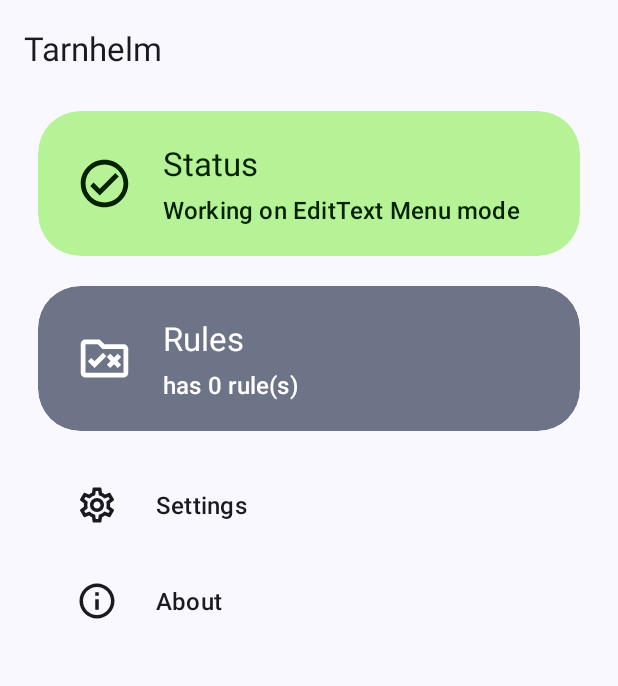
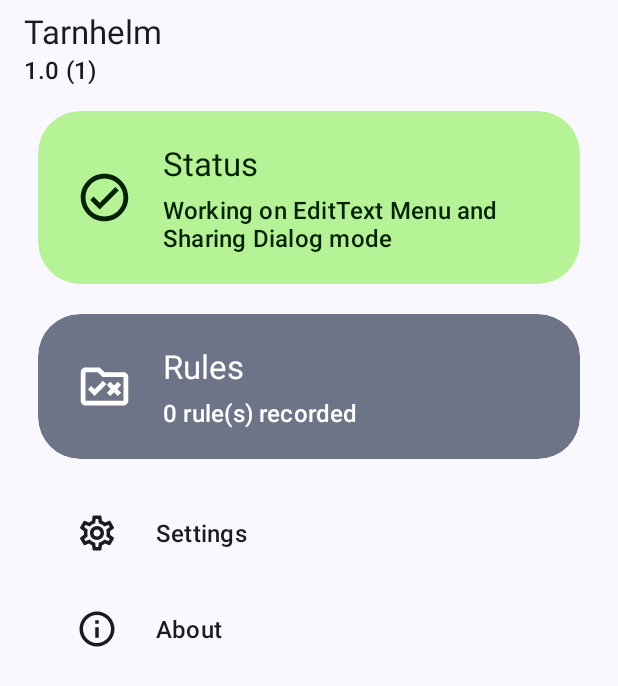
Before and after one commit to lz233/Tarnhelm, an Android app: the screen it shows after launch (MainActivity), on a phone screen of 412 x 824 dp. Shown: the top 686 px of the screen. Run offline under Robolectric (Android 15) with nearby library versions, the light colour scheme and no system bars; our stand-ins replace Room's generated code.

Commit message:
i18n feedback sharing dialog status on main acitivty

```diff
--- a/app/src/main/java/cn/ac/lz233/tarnhelm/App.kt
+++ b/app/src/main/java/cn/ac/lz233/tarnhelm/App.kt
@@ -26,7 +26,10 @@ class App : Application() {
         const val TAG = "Tarnhelm"
 
         @JvmStatic
-        fun isEditTextMenuActive(): Boolean = SettingsDao.workOnEditTextMenu
+        fun isEditTextMenuActive(): Boolean = SettingsDao.workModeEditTextMenu
+
+        @JvmStatic
+        fun isShareActive(): Boolean = SettingsDao.workModeShare
 
         @JvmStatic
         fun isXposedActive(): Boolean = false
--- a/app/src/main/java/cn/ac/lz233/tarnhelm/logic/dao/SettingsDao.kt
+++ b/app/src/main/java/cn/ac/lz233/tarnhelm/logic/dao/SettingsDao.kt
@@ -3,6 +3,9 @@ package cn.ac.lz233.tarnhelm.logic.dao
 import cn.ac.lz233.tarnhelm.App
 
 object SettingsDao {
-    val workOnEditTextMenu
-        get() = App.spSettings.getBoolean("workOnEditTextMenu", true)
+    val workModeEditTextMenu
+        get() = App.spSettings.getBoolean("workModeEditTextMenu", true)
+
+    val workModeShare
+        get() = App.spSettings.getBoolean("workModeShare", true)
 }
--- a/app/src/main/java/cn/ac/lz233/tarnhelm/ui/main/MainActivity.kt
+++ b/app/src/main/java/cn/ac/lz233/tarnhelm/ui/main/MainActivity.kt
@@ -11,6 +11,7 @@ import cn.ac.lz233.tarnhelm.databinding.DialogAboutBinding
 import cn.ac.lz233.tarnhelm.ui.BaseActivity
 import cn.ac.lz233.tarnhelm.ui.rules.RulesActivity
 import cn.ac.lz233.tarnhelm.ui.settings.SettingsActivity
+import cn.ac.lz233.tarnhelm.util.ktx.getString
 import cn.ac.lz233.tarnhelm.util.ktx.toHtml
 import cn.ac.lz233.tarnhelm.util.ktx.toString
 import com.google.android.material.dialog.MaterialAlertDialogBuilder
@@ -21,8 +22,9 @@ class MainActivity : BaseActivity() {
     private val binding by lazy { ActivityMainBinding.inflate(layoutInflater) }
     private val workModeList: List<String>
         get() = mutableListOf<String>().apply {
-            if (App.isEditTextMenuActive()) add("EditText Menu")
-            if (App.isXposedActive()) add("Xposed")
+            if (App.isEditTextMenuActive()) add(R.string.mainStatusWorkModeEditTextMenu.getString())
+            if (App.isShareActive()) add(R.string.mainStatusWorkModeShare.getString())
+            if (App.isXposedActive()) add(R.string.mainStatusWorkModeXposed.getString())
         }
 
     override fun onCreate(savedInstanceState: Bundle?) {
@@ -30,6 +32,7 @@ class MainActivity : BaseActivity() {
         setContentView(binding.root)
         setSupportActionBar(binding.toolbar)
 
+        binding.toolbar.subtitle = "${BuildConfig.VERSION_NAME} (${BuildConfig.VERSION_CODE})"
         binding.rulesCardView.setOnClickListener { RulesActivity.actionStart(this) }
         binding.settingsCardView.setOnClickListener { SettingsActivity.actionStart(this) }
         binding.aboutCardView.setOnClickListener {
@@ -52,9 +55,10 @@ class MainActivity : BaseActivity() {
             } else {
                 binding.statusErrorCardView.visibility = View.GONE
                 binding.statusPassCardView.visibility = View.VISIBLE
-                binding.statusPassSummaryTextView.text = "Working on ${workModeList.toString(" and ")} mode"
+                binding.statusPassSummaryTextView.text =
+                    getString(R.string.mainStatusPassSummary, workModeList.toString(R.string.mainStatusPunctuation.getString(), R.string.mainStatusPunctuationLast.getString()))
             }
-            binding.rulesSummaryTextView.text = "has ${App.ruleDao.getCount()} rule(s)"
+            binding.rulesSummaryTextView.text = getString(R.string.mainRulesSummary, App.ruleDao.getCount().toString())
         }
     }
 }
--- /dev/null
+++ b/app/src/main/java/cn/ac/lz233/tarnhelm/util/ktx/Int.kt
@@ -0,0 +1,5 @@
+package cn.ac.lz233.tarnhelm.util.ktx
+
+import cn.ac.lz233.tarnhelm.App
+
+fun Int.getString() = App.context.getString(this)
--- a/app/src/main/java/cn/ac/lz233/tarnhelm/util/ktx/List.kt
+++ b/app/src/main/java/cn/ac/lz233/tarnhelm/util/ktx/List.kt
@@ -7,3 +7,21 @@ fun List<String>.toString(insert: String) = StringBuilder().apply {
     }
     delete(lastIndex - insert.length + 1, lastIndex + 1)
 }.toString()
+
+fun List<String>.toString(insert: String, insertLast: String) = StringBuilder().apply {
+    for ((index, string) in this@toString.withIndex()) {
+        append(string)
+        if (index == this@toString.lastIndex - 1)
+            append(insertLast)
+        else if (index != this@toString.lastIndex)
+            append(insert)
+    }
+}.toString()
+
+fun List<String>.toString(insertList: List<String>) = StringBuilder().apply {
+    var insertListIndex = 0
+    this@toString.forEach {
+        append(it)
+        append(insertList.getOrNull(insertListIndex++))
+    }
+}.toString()
--- a/app/src/main/res/layout/activity_main.xml
+++ b/app/src/main/res/layout/activity_main.xml
@@ -62,7 +62,7 @@
                     android:layout_height="wrap_content"
                     android:layout_marginStart="20dp"
                     android:layout_toEndOf="@id/statusErrorIconView"
-                    android:text="Status"
+                    android:text="@string/mainStatusTitle"
                     android:textAppearance="@style/TextAppearance.Material3.TitleLarge"
                     android:textColor="@color/md_theme_onErrorContainer" />
 
@@ -73,7 +73,7 @@
                     android:layout_below="@id/statusErrorTitleTextView"
                     android:layout_alignStart="@id/statusErrorTitleTextView"
                     android:layout_marginTop="5dp"
-                    android:text="No work mode enabled"
+                    android:text="@string/mainStatusErrorSummary"
                     android:textAppearance="@style/TextAppearance.Material3.TitleMedium"
                     android:textColor="@color/md_theme_onErrorContainer" />
 
@@ -115,7 +115,7 @@
                     android:layout_height="wrap_content"
                     android:layout_marginStart="20dp"
                     android:layout_toEndOf="@id/statusPassIconView"
-                    android:text="Status"
+                    android:text="@string/mainStatusTitle"
                     android:textAppearance="@style/TextAppearance.Material3.TitleLarge"
                     android:textColor="@color/md_theme_onPassContainer" />
 
@@ -126,7 +126,6 @@
                     android:layout_below="@id/statusPassTitleTextView"
                     android:layout_alignStart="@id/statusPassTitleTextView"
                     android:layout_marginTop="5dp"
-                    android:text="test"
                     android:textAppearance="@style/TextAppearance.Material3.TitleMedium"
                     android:textColor="@color/md_theme_onPassContainer" />
 
@@ -168,7 +167,7 @@
                     android:layout_height="wrap_content"
                     android:layout_marginStart="20dp"
                     android:layout_toEndOf="@id/rulesIconView"
-                    android:text="Rules"
+                    android:text="@string/mainRulesTitle"
                     android:textAppearance="@style/TextAppearance.Material3.TitleLarge"
                     android:textColor="?attr/colorOnSecondaryContainer" />
 
@@ -179,7 +178,6 @@
                     android:layout_below="@id/rulesTitleTextView"
                     android:layout_alignStart="@id/rulesTitleTextView"
                     android:layout_marginTop="5dp"
-                    android:text="test"
                     android:textAppearance="@style/TextAppearance.Material3.TitleMedium"
                     android:textColor="?attr/colorOnSecondaryContainer" />
 
@@ -191,8 +189,8 @@
             style="?attr/materialCardViewFilledStyle"
             android:layout_width="match_parent"
             android:layout_height="wrap_content"
-            android:layout_marginStart="35dp"
-            android:layout_marginEnd="35dp"
+            android:layout_marginStart="25dp"
+            android:layout_marginEnd="25dp"
             android:layout_marginBottom="5dp"
             app:cardBackgroundColor="@android:color/transparent"
             app:cardCornerRadius="28dp"
@@ -202,7 +200,10 @@
                 android:layout_width="match_parent"
                 android:layout_height="wrap_content"
                 android:orientation="horizontal"
-                android:padding="15dp">
+                android:paddingStart="25dp"
+                android:paddingTop="15dp"
+                android:paddingEnd="25dp"
+                android:paddingBottom="15dp">
 
                 <View
                     android:layout_width="28dp"
@@ -216,7 +217,7 @@
                     android:layout_height="wrap_content"
                     android:layout_gravity="center_vertical"
                     android:layout_marginStart="25dp"
-                    android:text="Settings"
+                    android:text="@string/mainSettingsTitle"
                     android:textAppearance="@style/TextAppearance.Material3.TitleMedium"
                     android:textColor="?attr/colorOnSurface" />
             </LinearLayout>
@@ -227,8 +228,8 @@
             style="?attr/materialCardViewFilledStyle"
             android:layout_width="match_parent"
             android:layout_height="wrap_content"
-            android:layout_marginStart="35dp"
-            android:layout_marginEnd="35dp"
+            android:layout_marginStart="25dp"
+            android:layout_marginEnd="25dp"
             android:layout_marginBottom="5dp"
             app:cardBackgroundColor="@android:color/transparent"
             app:cardCornerRadius="28dp"
@@ -238,7 +239,10 @@
                 android:layout_width="match_parent"
                 android:layout_height="wrap_content"
                 android:orientation="horizontal"
-                android:padding="15dp">
+                android:paddingStart="25dp"
+                android:paddingTop="15dp"
+                android:paddingEnd="25dp"
+                android:paddingBottom="15dp">
 
                 <View
                     android:layout_width="28dp"
@@ -252,7 +256,7 @@
                     android:layout_height="wrap_content"
                     android:layout_gravity="center_vertical"
                     android:layout_marginStart="25dp"
-                    android:text="About"
+                    android:text="@string/mainAboutTitle"
                     android:textAppearance="@style/TextAppearance.Material3.TitleMedium"
                     android:textColor="?attr/colorOnSurface" />
             </LinearLayout>
--- a/app/src/main/res/layout/activity_rules.xml
+++ b/app/src/main/res/layout/activity_rules.xml
@@ -17,7 +17,7 @@
             android:id="@+id/toolbar"
             android:layout_width="match_parent"
             android:layout_height="?attr/actionBarSize"
-            app:title="Rules" />
+            app:title="@string/rulesTitle" />
 
     </com.google.android.material.appbar.AppBarLayout>
 
@@ -37,7 +37,7 @@
         android:layout_height="wrap_content"
         android:layout_gravity="bottom|end"
         android:layout_margin="16dp"
-        android:text="Add"
+        android:text="@string/rulesAddFab"
         app:icon="@drawable/ic_add" />
 
 </androidx.coordinatorlayout.widget.CoordinatorLayout>
--- a/app/src/main/res/layout/activity_settings.xml
+++ b/app/src/main/res/layout/activity_settings.xml
@@ -17,7 +17,7 @@
             android:id="@+id/toolbar"
             android:layout_width="match_parent"
             android:layout_height="?attr/actionBarSize"
-            app:title="Settings" />
+            app:title="@string/settingsTitle" />
 
     </com.google.android.material.appbar.AppBarLayout>
 
--- a/app/src/main/res/values/strings.xml
+++ b/app/src/main/res/values/strings.xml
@@ -1,5 +1,36 @@
 <resources>
     <string name="app_name">Tarnhelm</string>
 
+    <string name="mainStatusTitle">Status</string>
+    <string name="mainStatusErrorSummary">No work mode enabled</string>
+    <string name="mainStatusPassSummary">Working on %s mode</string>
+    <string name="mainStatusPunctuation">,\u0020</string>
+    <string name="mainStatusPunctuationLast">\u0020and\u0020</string>
+    <string name="mainStatusWorkModeEditTextMenu">EditText Menu</string>
+    <string name="mainStatusWorkModeShare">Sharing Dialog</string>
+    <string name="mainStatusWorkModeXposed">Xposed</string>
+    <string name="mainRulesTitle">Rules</string>
+    <string name="mainRulesSummary">%s rule(s) recorded</string>
+    <string name="mainSettingsTitle">Settings</string>
+    <string name="mainAboutTitle">About</string>
+
     <string name="aboutViewSourceCode"><![CDATA[View source code at %s]]></string>
+
+    <string name="rulesTitle">Rules</string>
+    <string name="rulesAddFab">Add</string>
+    <string name="rulesAddDialogTitle">Add a Rule</string>
+    <string name="rulesEditDialogTitle">Edit a Rule</string>
+    <string name="rulesItemDescription">Description</string>
+    <string name="rulesItemRegex">Regex</string>
+    <string name="rulesItemReplacement">Replacement</string>
+    <string name="rulesItemAuthor">Author</string>
+
+    <string name="settingsTitle">Settings</string>
+    <string name="settingsWorkModeTitle">Work Mode</string>
+    <string name="settingsWorkModeEditTextMenu">EditText Menu</string>
+    <string name="settingsWorkModeShare">Sharing Dialog</string>
+    <string name="settingsWorkModeXposed">Xposed</string>
+    <string name="settingsWorkModeOpenLSPosed">Open LSPosed to modify.</string>
+    <string name="settingsOnlineRulesTitle">Online Rules (TODO)</string>
+    <string name="settingsOnlineRulesUse">Use Online Rules</string>
 </resources>
```
Also changed, not shown: app/build.gradle (+14 -5 lines), app/src/main/AndroidManifest.xml (+14 -4 lines), app/src/main/java/cn/ac/lz233/tarnhelm/ui/process/ProcessActivity.kt (deleted, +0 -37 lines), app/src/main/java/cn/ac/lz233/tarnhelm/ui/process/ProcessEditTextActivity.kt (added, +22 -0 lines), app/src/main/java/cn/ac/lz233/tarnhelm/ui/process/ProcessShareActivity.kt (added, +25 -0 lines), app/src/main/java/cn/ac/lz233/tarnhelm/ui/settings/SettingsFragment.kt (+6 -6 lines), app/src/main/res/layout/dialog_add.xml (+5 -5 lines), app/src/main/res/layout/dialog_edit.xml (+5 -5 lines), app/src/main/res/layout/item_rule.xml (+4 -8 lines), app/src/main/res/xml/preferences.xml (+17 -5 lines).
